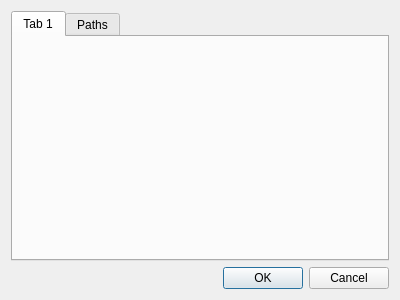
Old version of the form optionsdialog.ui in the repository audioprog/RecMasterNCutter.
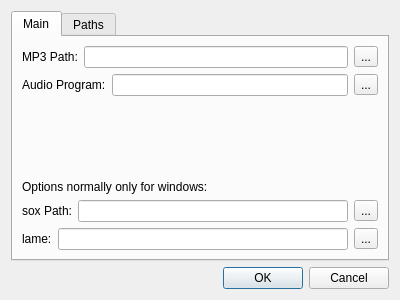
New version of the form. The open tabs and pages were chosen to show the change. Icons and pictures are not drawn.

Commit message: Audio Output Error Corrected State Icons Update Handling Corrected Some other Errors Fixed

What changed in the file:
```diff
--- a/optionsdialog.ui
+++ b/optionsdialog.ui
@@ -21,8 +21,126 @@
      </property>
      <widget class="QWidget" name="tab">
       <attribute name="title">
-       <string>Tab 1</string>
+       <string>Main</string>
       </attribute>
+      <layout class="QVBoxLayout" name="verticalLayout_3">
+       <item>
+        <layout class="QHBoxLayout" name="horizontalLayout">
+         <item>
+          <widget class="QLabel" name="lblmp3path">
+           <property name="text">
+            <string>MP3 Path:</string>
+           </property>
+           <property name="buddy">
+            <cstring>ledMp3Path</cstring>
+           </property>
+          </widget>
+         </item>
+         <item>
+          <widget class="QLineEdit" name="ledMp3Path"/>
+         </item>
+         <item>
+          <widget class="QToolButton" name="tbtMp3Path">
+           <property name="text">
+            <string>...</string>
+           </property>
+          </widget>
+         </item>
+        </layout>
+       </item>
+       <item>
+        <layout class="QHBoxLayout" name="horizontalLayout_4">
+         <item>
+          <widget class="QLabel" name="lblAudioProc">
+           <property name="text">
+            <string>Audio Program:</string>
+           </property>
+           <property name="buddy">
+            <cstring>ledAudioProc</cstring>
+           </property>
+          </widget>
+         </item>
+         <item>
+          <widget class="QLineEdit" name="ledAudioProc"/>
+         </item>
+         <item>
+          <widget class="QToolButton" name="tbtAudioProc">
+           <property name="text">
+            <string>...</string>
+           </property>
+          </widget>
+         </item>
+        </layout>
+       </item>
+       <item>
+        <spacer name="verticalSpacer">
+         <property name="orientation">
+          <enum>Qt::Vertical</enum>
+         </property>
+         <property name="sizeHint" stdset="0">
+          <size>
+           <width>20</width>
+           <height>147</height>
+          </size>
+         </property>
+        </spacer>
+       </item>
+       <item>
+        <widget class="QLabel" name="lblNextForWin">
+         <property name="text">
+          <string>Options normally only for windows:</string>
+         </property>
+        </widget>
+       </item>
+       <item>
+        <layout class="QHBoxLayout" name="horizontalLayout_2">
+         <item>
+          <widget class="QLabel" name="lblSoxPath">
+           <property name="text">
+            <string>sox Path:</string>
+           </property>
+           <property name="buddy">
+            <cstring>ledSoxPath</cstring>
+           </property>
+          </widget>
+         </item>
+         <item>
+          <widget class="QLineEdit" name="ledSoxPath"/>
+         </item>
+         <item>
+          <widget class="QToolButton" name="tbtSoxPath">
+           <property name="text">
+            <string>...</string>
+           </property>
+          </widget>
+         </item>
+        </layout>
+       </item>
+       <item>
+        <layout class="QHBoxLayout" name="horizontalLayout_3">
+         <item>
+          <widget class="QLabel" name="lblLamePath">
+           <property name="text">
+            <string>lame:</string>
+           </property>
+           <property name="buddy">
+            <cstring>ledLamePath</cstring>
+           </property>
+          </widget>
+         </item>
+         <item>
+          <widget class="QLineEdit" name="ledLamePath"/>
+         </item>
+         <item>
+          <widget class="QToolButton" name="tbtLamePath">
+           <property name="text">
+            <string>...</string>
+           </property>
+          </widget>
+         </item>
+        </layout>
+       </item>
+      </layout>
      </widget>
      <widget class="QWidget" name="tab_2">
       <attribute name="title">
```
Left out of the diff: 16 changed lines with no effect on the pictures. The commit also changes 16 other files.
